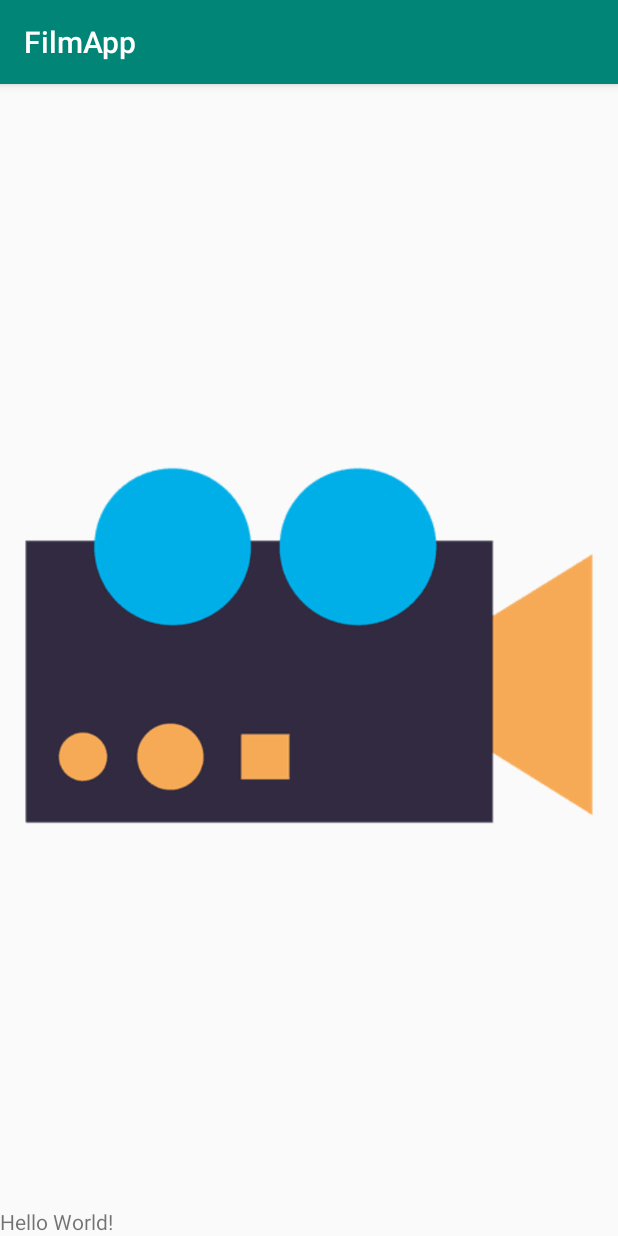
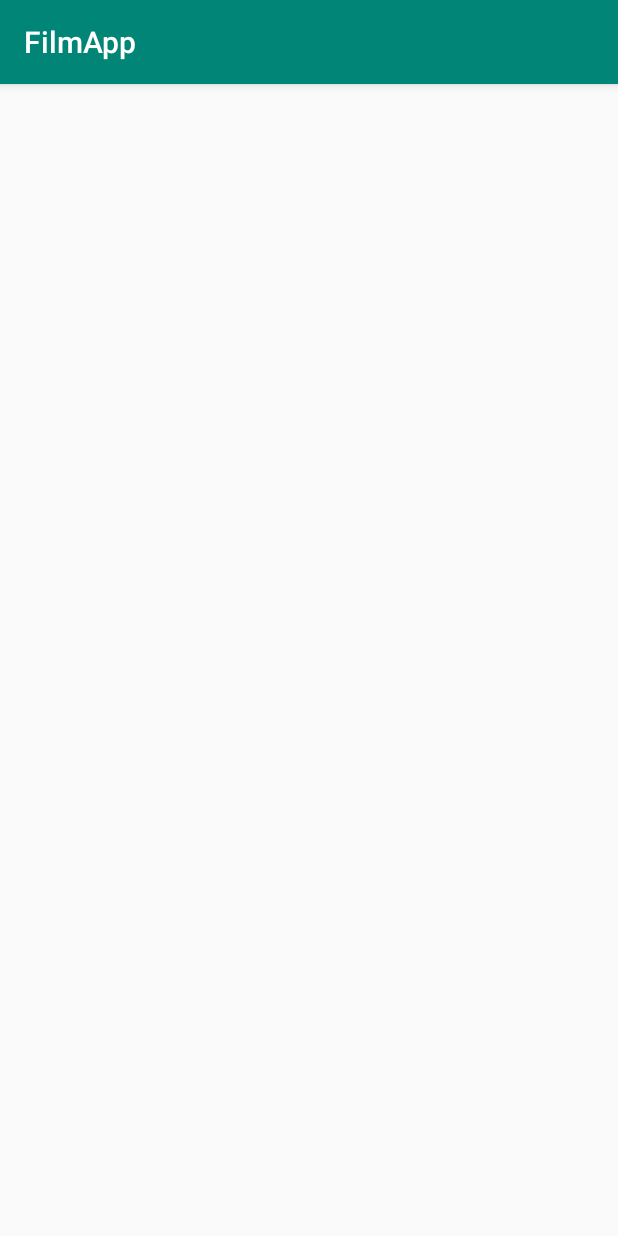
Before and after one commit to IamLAM/FilmApp, an Android app: the screen it shows after launch (MainActivity), on a phone screen of 412 x 824 dp. Run offline under Robolectric (Android 15) with nearby library versions, the phone set to English and light mode, and no system bars.

Commit message:
a bug fixed

```diff
--- a/app/src/main/res/layout/activity_main.xml
+++ b/app/src/main/res/layout/activity_main.xml
@@ -9,21 +9,15 @@
     android:orientation="vertical"
     tools:context=".MainActivity">
 
-    <ImageView
-        android:id="@+id/imageView"
-        android:layout_width="wrap_content"
-        android:layout_height="wrap_content"
-        android:layout_weight="1"
-        android:src="@drawable/camera2"/>
+
 
     <TextView
-        android:layout_width="wrap_content"
+
+        android:layout_width="match_parent"
         android:layout_height="wrap_content"
-        android:text="Hello World!"
-        app:layout_constraintBottom_toBottomOf="parent"
-        app:layout_constraintLeft_toLeftOf="parent"
-        app:layout_constraintRight_toRightOf="parent"
-        app:layout_constraintTop_toTopOf="parent" />
+        android:textSize="20sp"
+
+        />
 
 
 </LinearLayout>
--- a/app/src/main/res/values/strings.xml
+++ b/app/src/main/res/values/strings.xml
@@ -1,3 +1,4 @@
 <resources>
     <string name="app_name">FilmApp</string>
+    <string name="inst">Selecciona la película que deseas ver</string>
 </resources>
```
